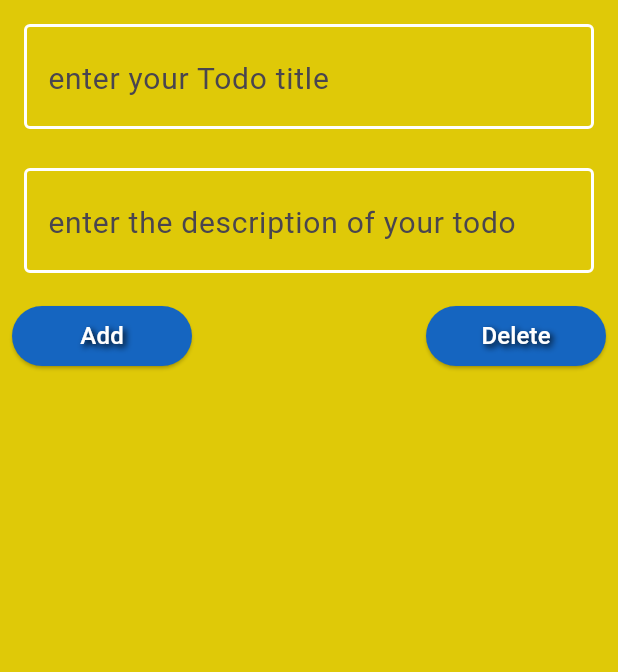
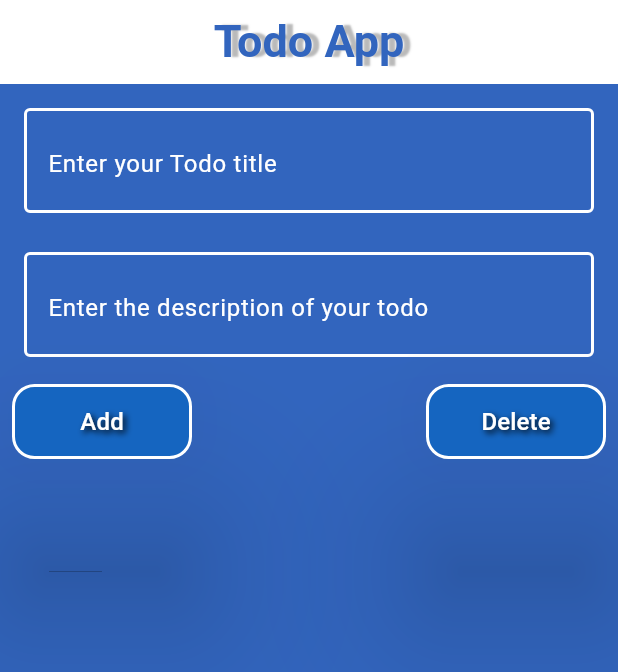
Before and after one commit to Rao-Umair-Ali/todo_app, a Flutter app: the screen it shows after launch, on a phone screen of 412 x 824 dp. Shown: the top 672 px of the screen. Run offline on Flutter 3.47's test engine with Material 3 defaults, Android fonts, the phone set to English and light mode, and no system bars.

Commit message:
todoApp completed

```diff
--- a/lib/components/button.dart
+++ b/lib/components/button.dart
@@ -1,20 +1,27 @@
 import 'package:flutter/material.dart';
 
-Widget buttonElevated(VoidCallback onPressed) {
+Widget buttonElevated(VoidCallback onPressed, {required String name}) {
   return SizedBox(
     width: 120,
+    height: 50,
     child: ElevatedButton(
       onPressed: onPressed,
       style: ElevatedButton.styleFrom(
+        elevation: 50,
         backgroundColor: Colors.blue[800],
         foregroundColor: Colors.white,
+        shape: const RoundedRectangleBorder(
+            side: BorderSide(
+                color: Colors.white, style: BorderStyle.solid, width: 2),
+            borderRadius: BorderRadius.horizontal(
+                right: Radius.circular(15), left: Radius.circular(15))),
       ),
-      child: const Text(
-        "Add",
-        style: TextStyle(shadows: [
+      child: Text(
+        name,
+        style: const TextStyle(shadows: [
           Shadow(
             blurRadius: 5.0,
-            color: Colors.black, // Shadow color for a better outline effect
+            color: Colors.black,
             offset: Offset(2.0, 2.0),
           ),
         ], fontSize: 16),
@@ -26,11 +33,19 @@ Widget buttonElevated(VoidCallback onPressed) {
 Widget buttondeleteElevated(VoidCallback onPresseds) {
   return SizedBox(
     width: 120,
+    height: 50,
     child: ElevatedButton(
       onPressed: onPresseds,
       style: ElevatedButton.styleFrom(
+        elevation: 50,
         backgroundColor: Colors.blue[800],
         foregroundColor: Colors.white,
+        shape: const RoundedRectangleBorder(
+          side: BorderSide(
+              color: Colors.white, style: BorderStyle.solid, width: 2),
+          borderRadius: BorderRadius.horizontal(
+              right: Radius.circular(15), left: Radius.circular(15)),
+        ),
       ),
       child: const Text(
         "Delete",
--- a/lib/components/textfield.dart
+++ b/lib/components/textfield.dart
@@ -8,7 +8,10 @@ Widget textField(TextEditingController controller, String title) {
       style: const TextStyle(color: Colors.white, fontSize: 25),
       decoration: InputDecoration(
           hintText: title,
-          hintStyle: const TextStyle(fontSize: 20),
+          hintStyle: const TextStyle(
+            color: Colors.white,
+            fontSize: 16,
+          ),
           focusedBorder: const OutlineInputBorder(
               borderSide: BorderSide(
                   color: Colors.white, style: BorderStyle.solid, width: 2),
--- a/lib/todo_screen/todo.dart
+++ b/lib/todo_screen/todo.dart
@@ -64,29 +64,56 @@ class _TodoState extends State<Todo> {
   @override
   Widget build(BuildContext context) {
     return Scaffold(
-      backgroundColor: const Color.fromARGB(255, 223, 201, 8),
+      appBar: AppBar(
+        backgroundColor: Colors.white,
+        title: const Center(
+          child: Text(
+            "Todo App",
+            style: TextStyle(
+                shadows: [
+                  Shadow(
+                    blurRadius: 1.0,
+                    color: Color.fromARGB(255, 185, 185, 185),
+                    offset: Offset(5.0, 0.0),
+                  ),
+                ],
+                color: Color.fromARGB(255, 50, 101, 190),
+                fontWeight: FontWeight.bold,
+                fontSize: 30,
+                fontStyle: FontStyle.normal),
+          ),
+        ),
+      ),
+      backgroundColor: const Color.fromARGB(255, 50, 101, 190),
       body: Padding(
         padding: const EdgeInsets.all(8.0),
         child: Column(
           children: [
-            textField(titleController, "enter your Todo title"),
+            textField(titleController, "Enter your Todo title"),
             const SizedBox(
               height: 10,
             ),
             textField(
-                descriptionController, "enter the description of your todo"),
+                descriptionController, "Enter the description of your todo"),
             const SizedBox(
               height: 10,
             ),
-            Row(
-              mainAxisAlignment: MainAxisAlignment.spaceBetween,
-              children: [
-                buttonElevated(add),
-                buttondeleteElevated(delete),
-              ],
+            if (!addbool)
+              SizedBox(
+                  child: Row(
+                mainAxisAlignment: MainAxisAlignment.spaceBetween,
+                children: [
+                  buttonElevated(add, name: "Add"),
+                  buttondeleteElevated(delete),
+                ],
+              ))
+            else
+              buttonElevated(add, name: "Update"),
+            const SizedBox(
+              height: 15,
             ),
             Expanded(
-              child: ListView.builder(
+              child: ListView.separated(
                 itemBuilder: (context, index) {
                   return listtile(todoList[index]["title"] ?? "",
                       todoList[index]["description"] ?? "", () {
@@ -97,6 +124,11 @@ class _TodoState extends State<Todo> {
                   });
                 },
                 itemCount: todoList.length,
+                separatorBuilder: (context, index) {
+                  return const SizedBox(
+                    height: 15,
+                  );
+                },
               ),
             )
           ],
```
Also changed, not shown: lib/components/listtiles.dart (+33 -9 lines).
